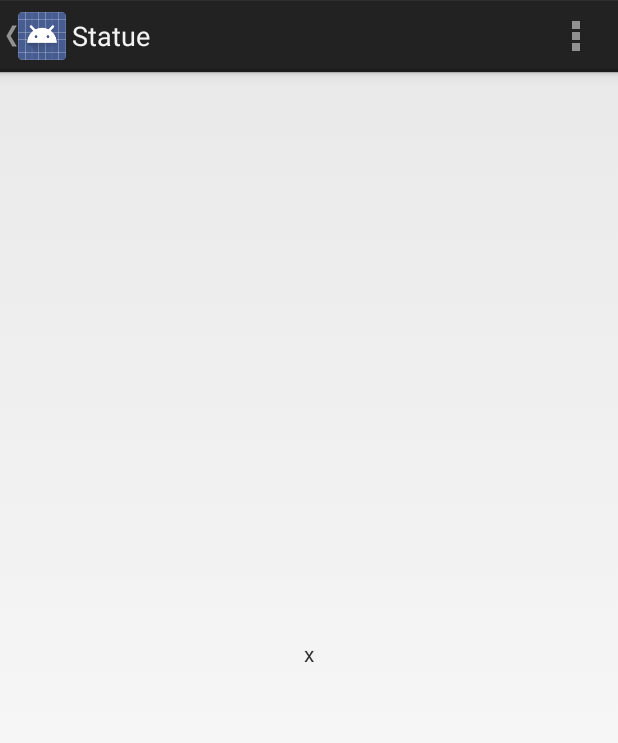
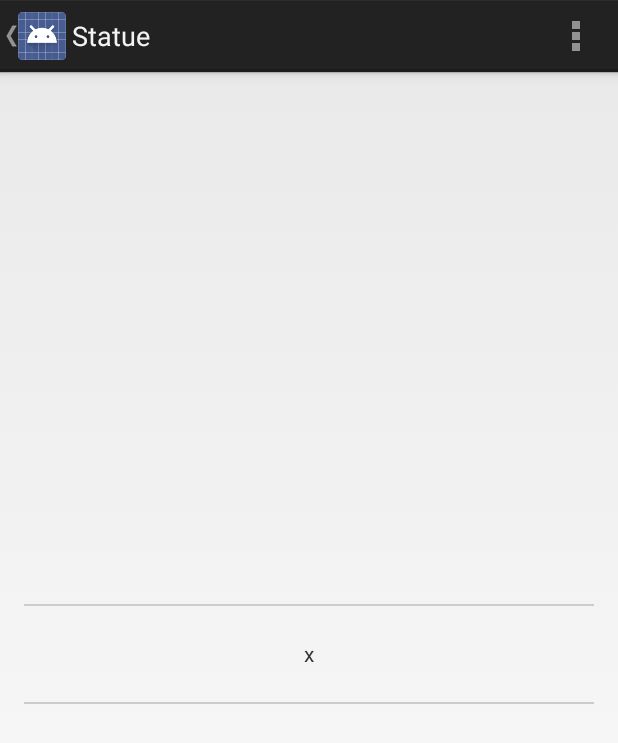
Before and after one commit to nicomo/andropoietique, an Android app: the screen it shows after launch (StatueActivity), after a tap on "Statue", on a phone screen of 412 x 824 dp. Shown: the top 743 px of the screen. Run offline under Robolectric (Android 15) with nearby library versions, the phone set to English and light mode, and no system bars.

Commit message:
layout for statue

```diff
--- a/app/src/main/res/layout/fragment_statue.xml
+++ b/app/src/main/res/layout/fragment_statue.xml
@@ -1,4 +1,4 @@
-<FrameLayout xmlns:android="http://schemas.android.com/apk/res/android"
+<LinearLayout xmlns:android="http://schemas.android.com/apk/res/android"
     xmlns:tools="http://schemas.android.com/tools"
     android:layout_width="match_parent"
     android:layout_height="match_parent"
@@ -6,7 +6,15 @@
     android:paddingRight="@dimen/activity_horizontal_margin"
     android:paddingTop="@dimen/activity_vertical_margin"
     android:paddingBottom="@dimen/activity_vertical_margin"
-    tools:context="com.nicolasmorin.andropoetique.StatueFragment">
+    tools:context="com.nicolasmorin.andropoetique.StatueFragment"
+    android:weightSum="1"
+    android:orientation="vertical"
+    android:gravity="center_vertical">
+
+    <View
+        android:layout_width="match_parent"
+        android:layout_height="1dp"
+        android:background="#CCCCCC"/>
 
     <ListView
         android:id="@+id/listview_statue"
@@ -14,6 +22,11 @@
         android:layout_gravity="center_vertical"
         android:layout_height="?android:attr/listPreferredItemHeight"
         android:divider="@null"
-        />
+        android:scrollbars="none"/>
 
-</FrameLayout>
+    <View
+        android:layout_width="match_parent"
+        android:layout_height="1dp"
+        android:background="#CCCCCC"/>
+
+</LinearLayout>
```
Also changed, not shown: app/src/main/res/drawable/border.xml (deleted, +0 -10 lines).
